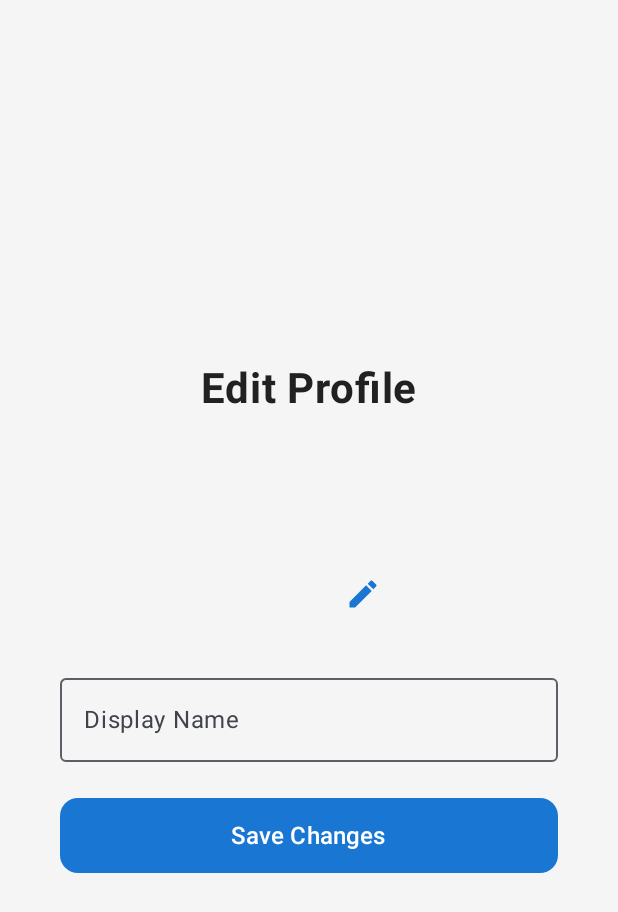
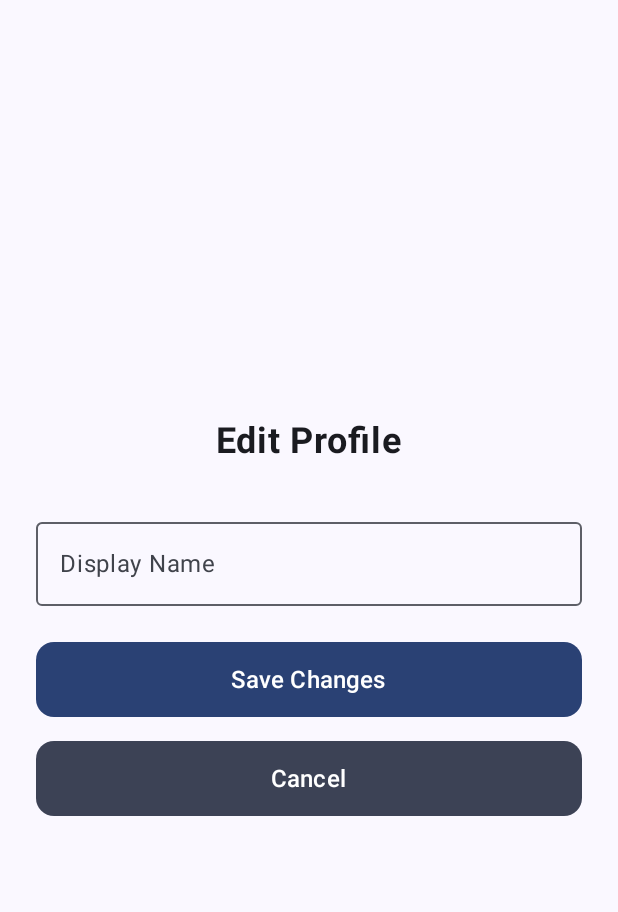
Before and after one commit to idrissou6/finance, an Android app built with Jetpack Compose: the composable EditProfileScreen shown on its own in the app's theme, after a tap on "Save Changes", on a phone screen of 412 x 824 dp. Shown: the top 912 px of the screen. Run offline under Robolectric (Android 15) with nearby library versions, the phone set to English and light mode, and no system bars; our stand-ins replace Firebase (no records; nobody signed in at launch, a user with empty details on screens opened directly); 2 statements that could not run were skipped.

Commit message:
second commit

```diff
--- a/app/build.gradle.kts
+++ b/app/build.gradle.kts
@@ -55,6 +55,7 @@ dependencies {
     implementation(libs.androidx.ui)
     implementation("io.coil-kt:coil-compose:2.1.0")
     implementation(libs.androidx.ui.graphics)
+
     implementation(libs.androidx.ui.tooling.preview)
     implementation(libs.androidx.material3)
     implementation(libs.firebase.firestore)
--- a/app/src/main/java/com/idris/myfinance/navigation/appnavhost.kt
+++ b/app/src/main/java/com/idris/myfinance/navigation/appnavhost.kt
@@ -18,7 +18,7 @@ import com.idris.MyFinance.ui.theme.screens.LoginScreen.LoginScreen
 import com.idris.MyFinance.ui.theme.screens.SplashScreen.SplashScreen
 import com.idris.MyFinance.ui.theme.screens.UserProfileScreen.UserProfileScreen
 import com.idris.MyFinance.ui.theme.screens.SignUpScreen.SignUpScreen
-import com.idris.myfinance.ui.theme.screens.EditProfile.EditProfileScreen
+import com.idris.MyFinance.ui.theme.screens.EditProfileScreen.EditProfileScreen
 
 
 @Composable
--- a/app/src/main/java/com/idris/myfinance/ui/theme/screens/EditProfile/EditProfileScreen.kt
+++ b/app/src/main/java/com/idris/myfinance/ui/theme/screens/EditProfile/EditProfileScreen.kt
@@ -1,157 +1,117 @@
-package com.idris.myfinance.ui.theme.screens.EditProfile
+package com.idris.MyFinance.ui.theme.screens.EditProfileScreen
 
-
-import android.app.Activity
-import android.content.Intent
-import android.net.Uri
-import android.os.Bundle
 import android.widget.Toast
-import androidx.activity.compose.rememberLauncherForActivityResult
-import androidx.activity.result.ActivityResult
-import androidx.activity.result.contract.ActivityResultContracts
-import androidx.compose.foundation.Image
-import androidx.compose.foundation.background
 import androidx.compose.foundation.layout.*
 import androidx.compose.foundation.shape.RoundedCornerShape
-import androidx.compose.material.icons.Icons
-import androidx.compose.material.icons.filled.Edit
 import androidx.compose.material3.*
 import androidx.compose.runtime.*
 import androidx.compose.ui.Alignment
 import androidx.compose.ui.Modifier
-import androidx.compose.ui.draw.clip
-import androidx.compose.ui.graphics.Color
 import androidx.compose.ui.platform.LocalContext
 import androidx.compose.ui.text.font.FontWeight
 import androidx.compose.ui.unit.dp
 import androidx.compose.ui.unit.sp
 import androidx.navigation.NavHostController
-import coil.compose.rememberImagePainter
 import com.google.firebase.auth.FirebaseAuth
-import com.google.firebase.auth.userProfileChangeRequest
+import com.google.firebase.firestore.FirebaseFirestore
 import com.idris.MyFinance.navigation.ROUTE_USERPROFILE
 
 
 @Composable
 fun EditProfileScreen(navController: NavHostController) {
-    val user = FirebaseAuth.getInstance().currentUser
     val context = LocalContext.current
+    val auth = FirebaseAuth.getInstance()
+    val user = auth.currentUser
+    val db = FirebaseFirestore.getInstance()
 
-    var displayName by remember { mutableStateOf(user?.displayName ?: "") }
-    var photoUri by remember { mutableStateOf<Uri?>(user?.photoUrl) }
-    var isLoading by remember { mutableStateOf(false) }
+    var displayName by remember { mutableStateOf("") }
+    var isLoading by remember { mutableStateOf(true) }
 
-    // Handle image picker
-    val getImage = rememberLauncherForActivityResult(
-        contract = ActivityResultContracts.GetContent()) { uri: Uri? ->
-        photoUri = uri
+    // Load existing displayName from Firestore
+    LaunchedEffect(user) {
+        user?.uid?.let { uid ->
+            db.collection("users").document(uid).get()
+                .addOnSuccessListener { document ->
+                    displayName = document.getString("displayName") ?: (user.displayName ?: "")
+                    isLoading = false
                 }
-
-    // Function to update profile information
-    fun updateProfile() {
-        if (isLoading) return
-        isLoading = true
-
-        user?.let {
-            val profileUpdates = userProfileChangeRequest {
-                displayName = displayName
-                photoUri?.let { uri ->
-                    photoUri = uri
-                }
-            }
-
-            it.updateProfile(profileUpdates).addOnCompleteListener { task ->
-                if (task.isSuccessful) {
-                    Toast.makeText(context, "Profile updated successfully!", Toast.LENGTH_SHORT).show()
-                    navController.navigate(ROUTE_USERPROFILE) {
-                        popUpTo(ROUTE_USERPROFILE) { inclusive = true }
-                    }
-                } else {
-                    Toast.makeText(context, "Failed to update profile.", Toast.LENGTH_SHORT).show()
-                }
+                .addOnFailureListener {
+                    Toast.makeText(context, "Failed to load profile", Toast.LENGTH_SHORT).show()
                     isLoading = false
                 }
         }
     }
 
-    Box(
-        modifier = Modifier
-            .fillMaxSize()
-            .background(Color(0xFFF5F5F5))
-            .padding(24.dp)
-    ) {
+    if (isLoading) {
+        Box(modifier = Modifier.fillMaxSize(), contentAlignment = Alignment.Center) {
+            CircularProgressIndicator()
+        }
+        return
+    }
+
     Column(
         modifier = Modifier
             .fillMaxSize()
-                .padding(16.dp),
-            horizontalAlignment = Alignment.CenterHorizontally,
-            verticalArrangement = Arrangement.Center
+            .padding(24.dp),
+        verticalArrangement = Arrangement.Center,
+        horizontalAlignment = Alignment.CenterHorizontally
     ) {
-            // Edit Profile Title
         Text(
             text = "Edit Profile",
-                fontSize = 28.sp,
+            fontSize = 24.sp,
             fontWeight = FontWeight.Bold,
-                color = Color(0xFF212121)
+            modifier = Modifier.padding(bottom = 32.dp)
+        )
+
+        OutlinedTextField(
+            value = displayName,
+            onValueChange = { displayName = it },
+            label = { Text("Display Name") },
+            modifier = Modifier.fillMaxWidth()
         )
 
         Spacer(modifier = Modifier.height(24.dp))
 
-            // Display and Update Profile Picture
-            Box(modifier = Modifier.size(120.dp)) {
-                photoUri?.let { uri ->
-                    Image(
-                        painter = rememberImagePainter(uri),
-                        contentDescription = "Profile Picture",
-                        modifier = Modifier
-                            .fillMaxSize()
-                            .clip(RoundedCornerShape(12.dp))
-                    )
-                }
-
-                IconButton(
-                    onClick = { getImage.launch("image/*") },
-                    modifier = Modifier.align(Alignment.BottomEnd)
-                ) {
-                    Icon(
-                        imageVector = Icons.Default.Edit,
-                        contentDescription = "Change Photo",
-                        tint = Color(0xFF1976D2)
-                    )
+        // Save Changes Button
+        Button(
+            onClick = {
+                user?.uid?.let { uid ->
+                    db.collection("users").document(uid)
+                        .update("displayName", displayName)
+                        .addOnSuccessListener {
+                            Toast.makeText(context, "Profile updated", Toast.LENGTH_SHORT).show()
+                            navController.navigate(ROUTE_USERPROFILE) {
+                                popUpTo(ROUTE_USERPROFILE) { inclusive = true }
                             }
                         }
-
-            Spacer(modifier = Modifier.height(24.dp))
-
-            // Edit Display Name
-            OutlinedTextField(
-                value = displayName,
-                onValueChange = { displayName = it },
-                label = { Text("Display Name") },
-                modifier = Modifier.fillMaxWidth(),
-                singleLine = true
-            )
-
-            Spacer(modifier = Modifier.height(24.dp))
-
-            // Save Button
-            Button(
-                onClick = { updateProfile() },
-                colors = ButtonDefaults.buttonColors(containerColor = Color(0xFF1976D2)),
+                        .addOnFailureListener {
+                            Toast.makeText(context, "Failed to update profile", Toast.LENGTH_SHORT).show()
+                        }
+                }
+            },
+            colors = ButtonDefaults.buttonColors(containerColor = MaterialTheme.colorScheme.primary),
             shape = RoundedCornerShape(12.dp),
             modifier = Modifier
                 .fillMaxWidth()
                 .height(50.dp)
         ) {
-                if (isLoading) {
-                    CircularProgressIndicator(
-                        modifier = Modifier.size(24.dp),
-                        color = Color.White
-                    )
-                } else {
-                    Text("Save Changes", color = Color.White, fontSize = 16.sp)
+            Text("Save Changes", color = MaterialTheme.colorScheme.onPrimary, fontSize = 16.sp)
+        }
+
+        Spacer(modifier = Modifier.height(16.dp))
+
+        // Cancel/Back Button
+        Button(
+            onClick = {
+                navController.popBackStack()
+            },
+            colors = ButtonDefaults.buttonColors(containerColor = MaterialTheme.colorScheme.secondary),
+            shape = RoundedCornerShape(12.dp),
+            modifier = Modifier
+                .fillMaxWidth()
+                .height(50.dp)
+        ) {
+            Text("Cancel", color = MaterialTheme.colorScheme.onSecondary, fontSize = 16.sp)
         }
     }
 }
-    }
-}
```
Also changed, not shown: app/src/main/AndroidManifest.xml (+7 -1 lines), app/src/main/java/com/idris/myfinance/ui/theme/screens/UserProfile/UserProfileScreen.kt (+36 -10 lines). Lines whose indentation alone changed are shown as unchanged.
